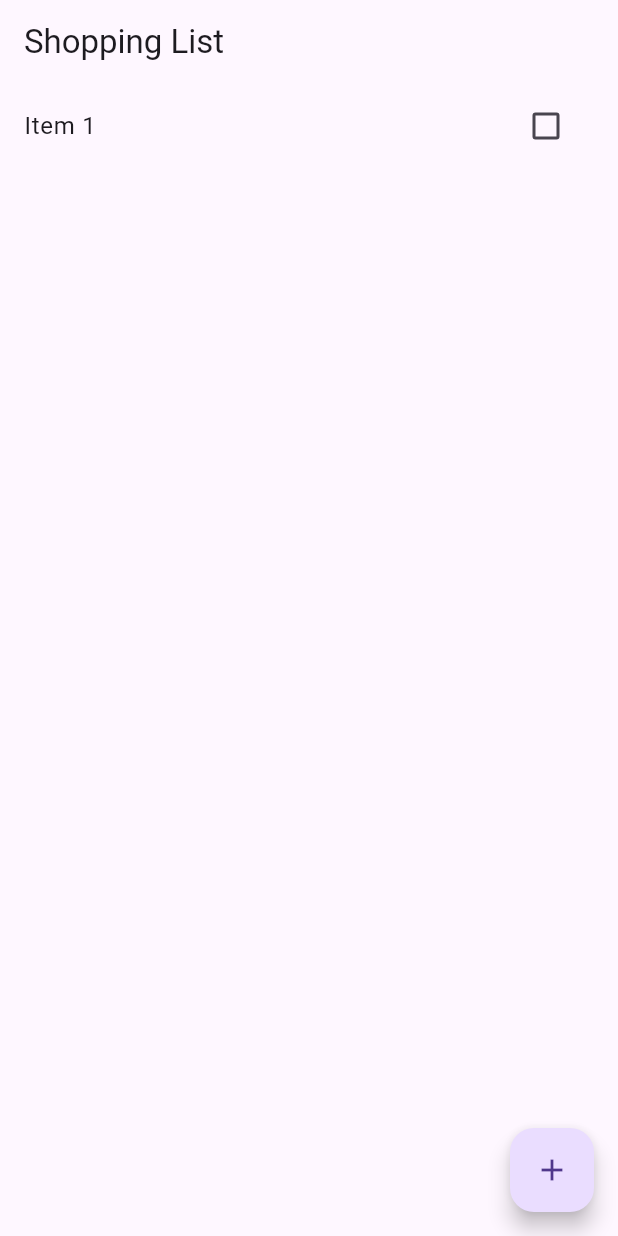
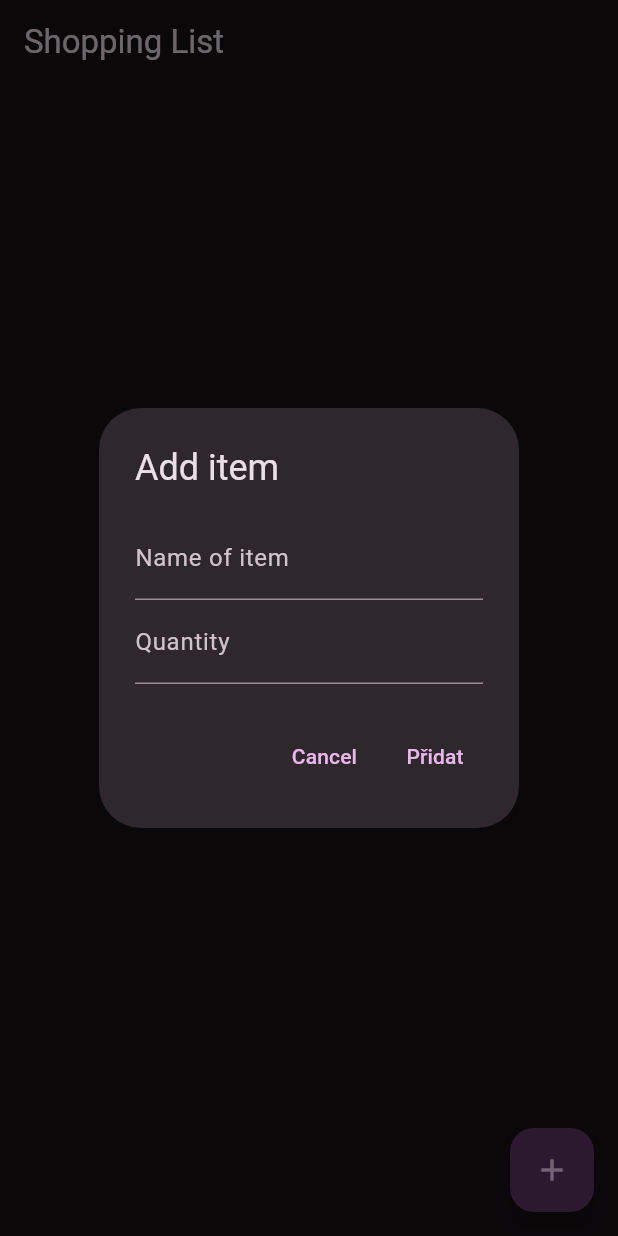
Before and after one commit to suchanek-tom/shopping_list_flutter, a Flutter app: the screen it shows after launch, after a tap on the "add" icon, on a phone screen of 412 x 824 dp. Run offline on Flutter 3.47's test engine with Material 3 defaults, Android fonts, the phone set to English and light mode, and no system bars.

Commit message:
Added more functions - dialog for add, removing etc + quantity

```diff
--- a/lib/main.dart
+++ b/lib/main.dart
@@ -13,7 +13,12 @@
     return MaterialApp(
       debugShowCheckedModeBanner: false,
       title: 'Shopping list app',
-      theme:  ThemeData(primarySwatch: Colors.yellow),
+      theme:  ThemeData(
+        colorScheme: ColorScheme.fromSeed(
+          seedColor: Colors.purple,
+          brightness: Brightness.dark
+        )
+      ),
       home:   ShoppingListScreen(),
     );
   }
--- a/lib/models/item.dart
+++ b/lib/models/item.dart
@@ -1,6 +1,7 @@
 class Item {
   final String name;
+  final int quantity;
   bool isBought;
 
-  Item({required this.name, this.isBought = false});
+  Item({required this.name, required this.quantity , this.isBought = false});
 }
--- a/lib/screens/shopping_list_screen.dart
+++ b/lib/screens/shopping_list_screen.dart
@@ -10,10 +10,56 @@
 class _ShoppingListScreenState extends State<ShoppingListScreen> {
   final List<Item> _items = [];
 
+  // void _addItem() {
+  //   setState(() {
+  //     _items.add(Item(name: 'Item ${_items.length + 1}', isBought: false));
+  //   });
+  // }
   void _addItem() {
-    setState(() {
-      _items.add(Item(name: 'Item ${_items.length + 1}', isBought: false));
-    });
+    TextEditingController nameController = TextEditingController();
+    TextEditingController quantityController = TextEditingController();
+
+    showDialog(
+      context: context,
+      builder: (context) => AlertDialog(
+        title: Text('Add item'),
+        content: Column(
+          mainAxisSize: MainAxisSize.min,
+          children: [
+            TextField(
+              controller: nameController,
+              decoration: InputDecoration(labelText: 'Name of item'),
+            ),
+            TextField(
+              controller: quantityController,
+              decoration: InputDecoration(labelText: 'Quantity'),
+              keyboardType: TextInputType.number,
+            ),
+          ],
+        ),
+        actions: [
+          TextButton(
+            onPressed: () => Navigator.of(context).pop(),
+            child: Text('Cancel'),
+          ),
+          TextButton(
+            onPressed: () {
+              if (nameController.text.isNotEmpty && quantityController.text.isNotEmpty) {
+                setState(() {
+                  _items.add(Item(
+                    name: nameController.text,
+                    quantity: int.tryParse(quantityController.text) ?? 1,
+                    isBought: false,
+                  ));
+                });
+                Navigator.of(context).pop();
+              }
+            },
+            child: Text('Přidat'),
+          ),
+        ],
+      ),
+    );
   }
 
  void _toggleItem(int index) {
--- a/lib/widgets/shopping_list_item.dart
+++ b/lib/widgets/shopping_list_item.dart
@@ -12,7 +12,7 @@
   Widget build(BuildContext context) {
     return ListTile(
       title: Text(
-        item.name,
+        '${item.name} (x${item.quantity})',
         style: TextStyle(
           decoration: item.isBought ? TextDecoration.lineThrough : TextDecoration.none,
         ),
```
